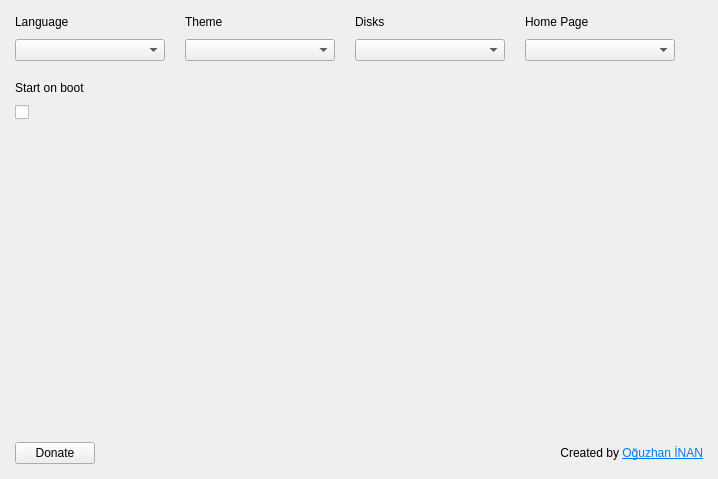
Above: stacer/Pages/Settings/settings_page.ui from oguzhaninan/Stacer before the change. Below: the same form after it.
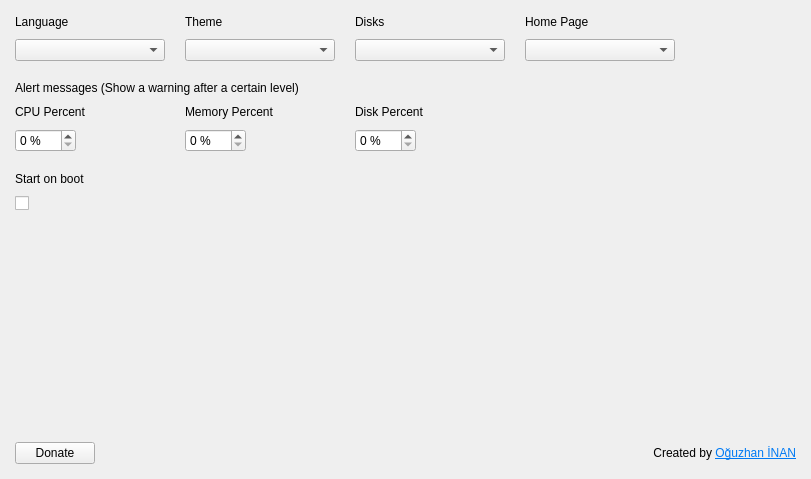
That is the form after the change. Icons and pictures are not drawn.

The edit to the form file:
```diff
--- a/stacer/Pages/Settings/settings_page.ui
+++ b/stacer/Pages/Settings/settings_page.ui
@@ -6,7 +6,7 @@
    <rect>
     <x>0</x>
     <y>0</y>
-    <width>718</width>
+    <width>811</width>
     <height>479</height>
    </rect>
   </property>
@@ -41,21 +41,8 @@
    <property name="verticalSpacing">
     <number>10</number>
    </property>
-   <item row="5" column="0">
-    <spacer name="verticalSpacer">
-     <property name="orientation">
-      <enum>Qt::Vertical</enum>
-     </property>
-     <property name="sizeHint" stdset="0">
-      <size>
-       <width>10</width>
-       <height>40</height>
-      </size>
-     </property>
-    </spacer>
-   </item>
-   <item row="1" column="2">
-    <widget class="QComboBox" name="disksCmb">
+   <item row="1" column="0" alignment="Qt::AlignLeft">
+    <widget class="QComboBox" name="languagesCmb">
      <property name="sizePolicy">
       <sizepolicy hsizetype="Expanding" vsizetype="Fixed">
        <horstretch>0</horstretch>
@@ -85,16 +72,16 @@
      </property>
     </widget>
    </item>
-   <item row="3" column="0" alignment="Qt::AlignLeft">
-    <widget class="QLabel" name="lblStartOnBoot">
-     <property name="sizePolicy">
-      <sizepolicy hsizetype="Expanding" vsizetype="Preferred">
-       <horstretch>0</horstretch>
-       <verstretch>0</verstretch>
-      </sizepolicy>
+   <item row="8" column="0" alignment="Qt::AlignLeft">
+    <widget class="QCheckBox" name="checkAutostart">
+     <property name="cursor">
+      <cursorShape>PointingHandCursor</cursorShape>
+     </property>
+     <property name="focusPolicy">
+      <enum>Qt::NoFocus</enum>
      </property>
      <property name="text">
-      <string>Start on boot</string>
+      <string/>
      </property>
     </widget>
    </item>
@@ -111,6 +98,50 @@
      </property>
     </widget>
    </item>
+   <item row="4" column="1" alignment="Qt::AlignLeft">
+    <widget class="QLabel" name="lblMemoryPercent">
+     <property name="sizePolicy">
+      <sizepolicy hsizetype="Expanding" vsizetype="Preferred">
+       <horstretch>0</horstretch>
+       <verstretch>0</verstretch>
+      </sizepolicy>
+     </property>
+     <property name="text">
+      <string>Memory Percent</string>
+     </property>
+    </widget>
+   </item>
+   <item row="1" column="3">
+    <widget class="QComboBox" name="cmbHomepage">
+     <property name="sizePolicy">
+      <sizepolicy hsizetype="Expanding" vsizetype="Fixed">
+       <horstretch>0</horstretch>
+       <verstretch>0</verstretch>
+      </sizepolicy>
+     </property>
+     <property name="minimumSize">
+      <size>
+       <width>150</width>
+       <height>0</height>
+      </size>
+     </property>
+     <property name="maximumSize">
+      <size>
+       <width>200</width>
+       <height>16777215</height>
+      </size>
+     </property>
+     <property name="cursor">
+      <cursorShape>PointingHandCursor</cursorShape>
+     </property>
+     <property name="focusPolicy">
+      <enum>Qt::NoFocus</enum>
+     </property>
+     <property name="sizeAdjustPolicy">
+      <enum>QComboBox::AdjustToMinimumContentsLength</enum>
+     </property>
+    </widget>
+   </item>
    <item row="1" column="1" alignment="Qt::AlignLeft">
     <widget class="QComboBox" name="themesCmb">
      <property name="sizePolicy">
@@ -142,7 +173,168 @@
      </property>
     </widget>
    </item>
-   <item row="6" column="0" alignment="Qt::AlignLeft">
+   <item row="5" column="1" alignment="Qt::AlignLeft">
+    <widget class="QSpinBox" name="spinMemoryPercent">
+     <property name="focusPolicy">
+      <enum>Qt::ClickFocus</enum>
+     </property>
+     <property name="keyboardTracking">
+      <bool>false</bool>
+     </property>
+     <property name="suffix">
+      <string> %</string>
+     </property>
+     <property name="minimum">
+      <number>0</number>
+     </property>
+     <property name="maximum">
+      <number>100</number>
+     </property>
+    </widget>
+   </item>
+   <item row="4" column="2" alignment="Qt::AlignLeft">
+    <widget class="QLabel" name="lblDiskPercent">
+     <property name="sizePolicy">
+      <sizepolicy hsizetype="Expanding" vsizetype="Preferred">
+       <horstretch>0</horstretch>
+       <verstretch>0</verstretch>
+      </sizepolicy>
+     </property>
+     <property name="text">
+      <string>Disk Percent</string>
+     </property>
+    </widget>
+   </item>
+   <item row="5" column="0" alignment="Qt::AlignLeft">
+    <widget class="QSpinBox" name="spinCpuPercent">
+     <property name="focusPolicy">
+      <enum>Qt::ClickFocus</enum>
+     </property>
+     <property name="suffix">
+      <string> %</string>
+     </property>
+     <property name="minimum">
+      <number>0</number>
+     </property>
+     <property name="maximum">
+      <number>100</number>
+     </property>
+    </widget>
+   </item>
+   <item row="0" column="2" alignment="Qt::AlignLeft">
+    <widget class="QLabel" name="lblDisks">
+     <property name="sizePolicy">
+      <sizepolicy hsizetype="Expanding" vsizetype="Preferred">
+       <horstretch>0</horstretch>
+       <verstretch>0</verstretch>
+      </sizepolicy>
+     </property>
+     <property name="text">
+      <string>Disks</string>
+     </property>
+    </widget>
+   </item>
+   <item row="0" column="0" alignment="Qt::AlignLeft">
+    <widget class="QLabel" name="langLabel">
+     <property name="sizePolicy">
+      <sizepolicy hsizetype="Expanding" vsizetype="Preferred">
+       <horstretch>0</horstretch>
+       <verstretch>0</verstretch>
+      </sizepolicy>
+     </property>
+     <property name="text">
+      <string>Language</string>
+     </property>
+    </widget>
+   </item>
+   <item row="7" column="0" alignment="Qt::AlignLeft">
+    <widget class="QLabel" name="lblStartOnBoot">
+     <property name="sizePolicy">
+      <sizepolicy hsizetype="Expanding" vsizetype="Preferred">
+       <horstretch>0</horstretch>
+       <verstretch>0</verstretch>
+      </sizepolicy>
+     </property>
+     <property name="text">
+      <string>Start on boot</string>
+     </property>
+    </widget>
+   </item>
+   <item row="9" column="0">
+    <spacer name="verticalSpacer">
+     <property name="orientation">
+      <enum>Qt::Vertical</enum>
+     </property>
+     <property name="sizeHint" stdset="0">
+      <size>
+       <width>10</width>
+       <height>40</height>
+      </size>
+     </property>
+    </spacer>
+   </item>
+   <item row="5" column="2" alignment="Qt::AlignLeft">
+    <widget class="QSpinBox" name="spinDiskPercent">
+     <property name="focusPolicy">
+      <enum>Qt::ClickFocus</enum>
+     </property>
+     <property name="suffix">
+      <string> %</string>
+     </property>
+     <property name="minimum">
+      <number>0</number>
+     </property>
+     <property name="maximum">
+      <number>100</number>
+     </property>
+    </widget>
+   </item>
+   <item row="4" column="0" alignment="Qt::AlignLeft">
+    <widget class="QLabel" name="lblCpuPercent">
+     <property name="sizePolicy">
+      <sizepolicy hsizetype="Expanding" vsizetype="Preferred">
+       <horstretch>0</horstretch>
+       <verstretch>0</verstretch>
+      </sizepolicy>
+     </property>
+     <property name="text">
+      <string>CPU Percent</string>
+     </property>
+    </widget>
+   </item>
+   <item row="3" column="0" colspan="5">
+    <widget class="QLabel" name="lblAlertMessages">
+     <property name="sizePolicy">
+      <sizepolicy hsizetype="Expanding" vsizetype="Preferred">
+       <horstretch>0</horstretch>
+       <verstretch>0</verstretch>
+      </sizepolicy>
+     </property>
+     <property name="accessibleName">
+      <string>title</string>
+     </property>
+     <property name="text">
+      <string>Alert messages (Show a warning after a certain level)</string>
+     </property>
+    </widget>
+   </item>
+   <item row="10" column="3" colspan="2" alignment="Qt::AlignRight">
+    <widget class="QLabel" name="lblCreatedBy">
+     <property name="text">
+      <string>&lt;html&gt;&lt;head/&gt;&lt;body&gt;&lt;p&gt;Created by &lt;a href=&quot;https://github.com/oguzhaninan&quot;&gt;&lt;span style=&quot; text-decoration: underline; color:#007af4;&quot;&gt;Oğuzhan İNAN&lt;/span&gt;&lt;/a&gt;&lt;/p&gt;&lt;/body&gt;&lt;/html&gt;</string>
+     </property>
+     <property name="textFormat">
+      <enum>Qt::RichText</enum>
+     </property>
+     <property name="alignment">
+      <set>Qt::AlignRight|Qt::AlignTrailing|Qt::AlignVCenter</set>
+     </property>
+     <property name="openExternalLinks">
+      <bool>true</bool>
+     </property>
+    </widget>
+   </item>
+   <item row="10" column="0" alignment="Qt::AlignLeft">
     <widget class="QPushButton" name="btnDonate">
      <property name="sizePolicy">
       <sizepolicy hsizetype="Expanding" vsizetype="Fixed">
@@ -171,60 +363,8 @@
      </property>
     </widget>
    </item>
-   <item row="0" column="0" alignment="Qt::AlignLeft">
-    <widget class="QLabel" name="langLabel">
-     <property name="sizePolicy">
-      <sizepolicy hsizetype="Expanding" vsizetype="Preferred">
-       <horstretch>0</horstretch>
-       <verstretch>0</verstretch>
-      </sizepolicy>
-     </property>
-     <property name="text">
-      <string>Language</string>
-     </property>
-    </widget>
-   </item>
-   <item row="0" column="2" alignment="Qt::AlignLeft">
-    <widget class="QLabel" name="lblDisks">
-     <property name="sizePolicy">
-      <sizepolicy hsizetype="Expanding" vsizetype="Preferred">
-       <horstretch>0</horstretch>
-       <verstretch>0</verstretch>
-      </sizepolicy>
-     </property>
-     <property name="text">
-      <string>Disks</string>
-     </property>
-    </widget>
-   </item>
-   <item row="4" column="0" alignment="Qt::AlignLeft">
-    <widget class="QCheckBox" name="checkAutostart">
-     <property name="cursor">
-      <cursorShape>PointingHandCursor</cursorShape>
-     </property>
-     <property name="focusPolicy">
-      <enum>Qt::NoFocus</enum>
-     </property>
-     <property name="text">
-      <string/>
-     </property>
-    </widget>
-   </item>
-   <item row="0" column="3" alignment="Qt::AlignLeft">
-    <widget class="QLabel" name="lblHomepage">
-     <property name="sizePolicy">
-      <sizepolicy hsizetype="Expanding" vsizetype="Preferred">
-       <horstretch>0</horstretch>
-       <verstretch>0</verstretch>
-      </sizepolicy>
-     </property>
-     <property name="text">
-      <string>Home Page</string>
-     </property>
-    </widget>
-   </item>
-   <item row="1" column="3">
-    <widget class="QComboBox" name="cmbHomepage">
+   <item row="1" column="2">
+    <widget class="QComboBox" name="disksCmb">
      <property name="sizePolicy">
       <sizepolicy hsizetype="Expanding" vsizetype="Fixed">
        <horstretch>0</horstretch>
@@ -267,38 +407,36 @@
      </property>
     </spacer>
    </item>
-   <item row="1" column="0" alignment="Qt::AlignLeft">
-    <widget class="QComboBox" name="languagesCmb">
+   <item row="0" column="3" alignment="Qt::AlignLeft">
+    <widget class="QLabel" name="lblHomepage">
      <property name="sizePolicy">
-      <sizepolicy hsizetype="Expanding" vsizetype="Fixed">
+      <sizepolicy hsizetype="Expanding" vsizetype="Preferred">
        <horstretch>0</horstretch>
        <verstretch>0</verstretch>
       </sizepolicy>
      </property>
-     <property name="minimumSize">
-      <size>
-       <width>150</width>
-       <height>0</height>
-      </size>
-     </property>
-     <property name="maximumSize">
-      <size>
-       <width>200</width>
-       <height>16777215</height>
-      </size>
-     </property>
-     <property name="cursor">
-      <cursorShape>PointingHandCursor</cursorShape>
-     </property>
-     <property name="focusPolicy">
-      <enum>Qt::NoFocus</enum>
-     </property>
-     <property name="sizeAdjustPolicy">
-      <enum>QComboBox::AdjustToMinimumContentsLength</enum>
+     <property name="text">
+      <string>Home Page</string>
      </property>
     </widget>
    </item>
-   <item row="2" column="1">
+   <item row="6" column="0" colspan="5">
+    <spacer name="verticalSpacer_3">
+     <property name="orientation">
+      <enum>Qt::Vertical</enum>
+     </property>
+     <property name="sizeType">
+      <enum>QSizePolicy::Fixed</enum>
+     </property>
+     <property name="sizeHint" stdset="0">
+      <size>
+       <width>20</width>
+       <height>10</height>
+      </size>
+     </property>
+    </spacer>
+   </item>
+   <item row="2" column="0" colspan="5">
     <spacer name="verticalSpacer_2">
      <property name="orientation">
       <enum>Qt::Vertical</enum>
@@ -314,22 +452,6 @@
      </property>
     </spacer>
    </item>
-   <item row="6" column="3" colspan="2" alignment="Qt::AlignRight">
-    <widget class="QLabel" name="lblCreatedBy">
-     <property name="text">
-      <string>&lt;html&gt;&lt;head/&gt;&lt;body&gt;&lt;p&gt;Created by &lt;a href=&quot;https://github.com/oguzhaninan&quot;&gt;&lt;span style=&quot; text-decoration: underline; color:#007af4;&quot;&gt;Oğuzhan İNAN&lt;/span&gt;&lt;/a&gt;&lt;/p&gt;&lt;/body&gt;&lt;/html&gt;</string>
-     </property>
-     <property name="textFormat">
-      <enum>Qt::RichText</enum>
-     </property>
-     <property name="alignment">
-      <set>Qt::AlignRight|Qt::AlignTrailing|Qt::AlignVCenter</set>
-     </property>
-     <property name="openExternalLinks">
-      <bool>true</bool>
-     </property>
-    </widget>
-   </item>
   </layout>
  </widget>
  <resources>
```
Left out of the diff: 5 changed lines with no effect on the pictures.
